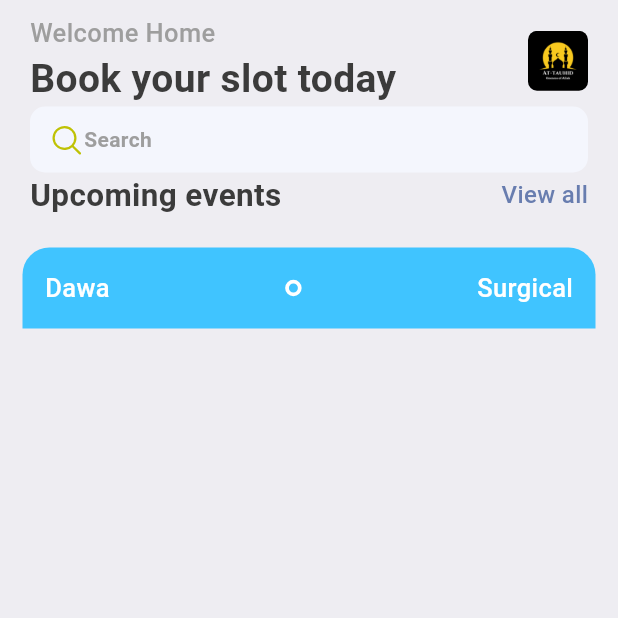
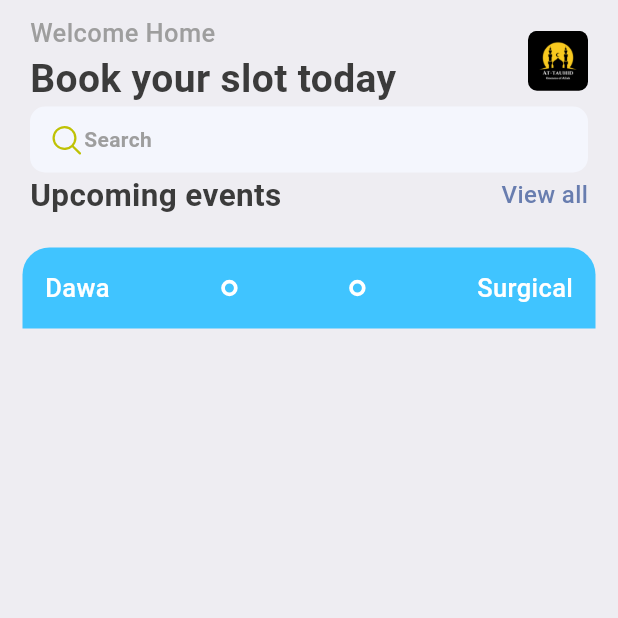
Before and after one commit to ABUJARIRY123/Booking, a Flutter app: the screen it shows after launch, on a phone screen of 412 x 824 dp, the top half of it. Run offline on Flutter 3.47's test engine with Material 3 defaults, Android fonts, the phone set to English and light mode, and no system bars; our stand-ins replace fluentui_icons, gap.

Commit message:
my fourth commit

```diff
--- a/one/lib/screens/events_view.dart
+++ b/one/lib/screens/events_view.dart
@@ -29,9 +29,11 @@ class EventsView extends StatelessWidget {
                     "Dawa",
                     style: Styles.headLineStyle3.copyWith(color: Colors.white),
                   ),
-                  const Spacer(),
+                  Expanded(child: Container()),
                   const ThickContainer(),
-                  const Spacer(),
+                  Expanded(child: Container()),
+                  const ThickContainer(),
+                  Expanded(child: Container()),
                   Text(
                     "Surgical",
                     style: Styles.headLineStyle3.copyWith(color: Colors.white),
--- a/one/pubspec.yaml
+++ b/one/pubspec.yaml
@@ -36,7 +36,7 @@ dependencies:
   # Use with the CupertinoIcons class for iOS style icons.
   cupertino_icons: ^1.0.2
   fluentui_icons: ^1.0.0
-  gap: ^1.0.0
+  gap: ^3.0.1
 
 dev_dependencies:
   flutter_test:
```
Also changed, not shown: one/pubspec.lock.
